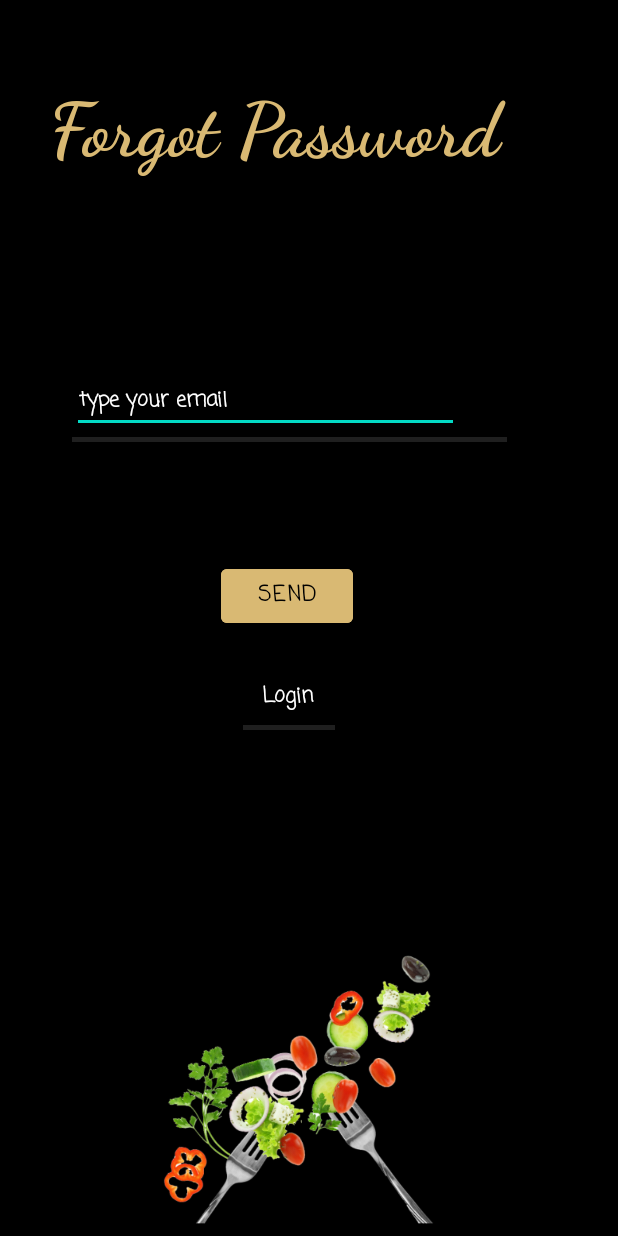
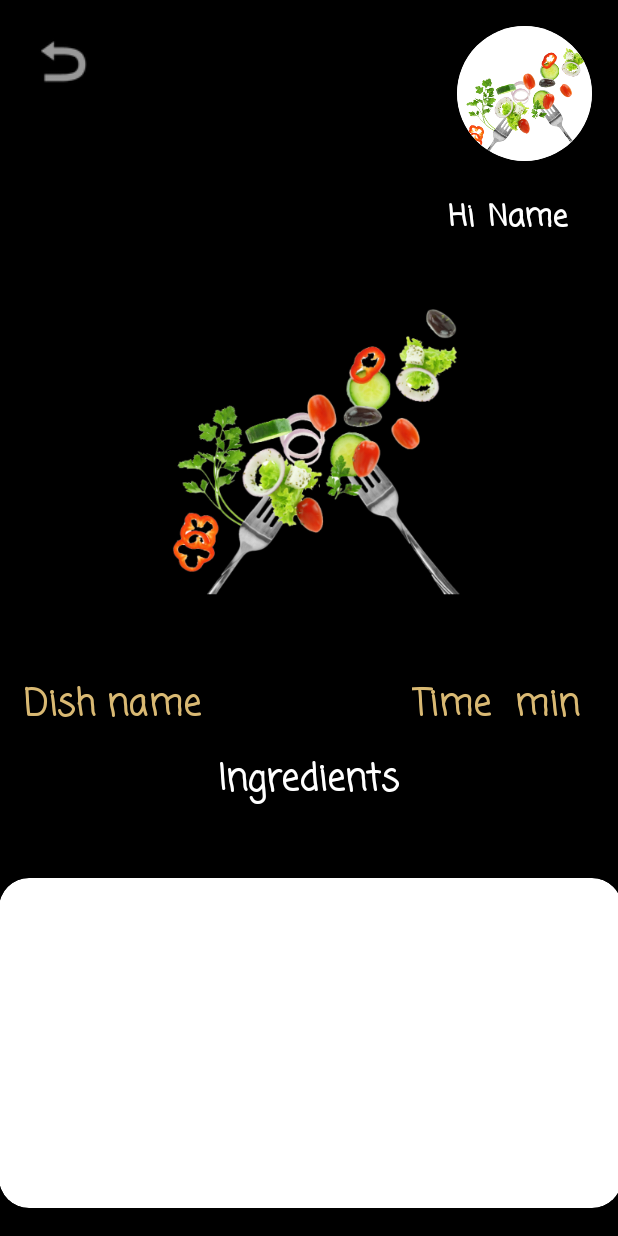
Before and after one commit to DavidPereiroAmez/JustPoteito, an Android app: the screen it shows after launch (MainActivity), on a phone screen of 412 x 824 dp. Run offline under Robolectric (Android 15) with nearby library versions, the phone set to English and light mode, and no system bars.

Commit message:
activity recetas a medias

```diff
--- a/app/src/main/java/com/example/justpoteito/MainActivity.java
+++ b/app/src/main/java/com/example/justpoteito/MainActivity.java
@@ -9,7 +9,7 @@ public class MainActivity extends AppCompatActivity {
     @Override
     protected void onCreate(Bundle savedInstanceState) {
         super.onCreate(savedInstanceState);
-        setContentView(R.layout.activity_forgot_password);
+        setContentView(R.layout.recipe);
         getSupportActionBar().hide();
     }
 }
--- /dev/null
+++ b/app/src/main/res/layout/recipe.xml
@@ -0,0 +1,185 @@
+<?xml version="1.0" encoding="utf-8"?>
+<ScrollView xmlns:android="http://schemas.android.com/apk/res/android"
+    xmlns:app="http://schemas.android.com/apk/res-auto"
+    xmlns:tools="http://schemas.android.com/tools"
+    android:layout_width="match_parent"
+    android:layout_height="match_parent"
+    android:fillViewport="true"
+    android:background="@color/black"
+    tools:ignore="SpeakableTextPresentCheck">
+    <LinearLayout
+        android:layout_width="match_parent"
+        android:layout_height="wrap_content"
+        android:orientation="vertical">
+
+        <androidx.constraintlayout.widget.ConstraintLayout
+            android:layout_width="match_parent"
+            android:layout_height="match_parent">
+
+            <ImageView
+                android:id="@+id/imageBack"
+                android:layout_width="51dp"
+                android:layout_height="45dp"
+                android:src="@android:drawable/ic_menu_revert"
+                app:layout_constraintBottom_toBottomOf="parent"
+                app:layout_constraintEnd_toEndOf="parent"
+                app:layout_constraintHorizontal_bias="0.044"
+                app:layout_constraintStart_toStartOf="parent"
+                app:layout_constraintTop_toTopOf="parent"
+                app:layout_constraintVertical_bias="0.023" />
+
+            <androidx.cardview.widget.CardView
+                android:layout_width="90dp"
+                android:layout_height="90dp"
+                app:cardCornerRadius="50dp"
+                app:layout_constraintBottom_toBottomOf="parent"
+                app:layout_constraintEnd_toEndOf="parent"
+                app:layout_constraintHorizontal_bias="0.947"
+                app:layout_constraintStart_toStartOf="parent"
+                app:layout_constraintTop_toTopOf="parent"
+                app:layout_constraintVertical_bias="0.024">
+
+                <ImageView
+                    android:id="@+id/userPhoto"
+                    android:layout_width="match_parent"
+                    android:layout_height="match_parent"
+                    android:background="@color/white"
+                    android:scaleType="centerCrop"
+                    android:src="@drawable/verduras" />
+            </androidx.cardview.widget.CardView>
+
+            <TextView
+                android:id="@+id/hi"
+                android:layout_width="27dp"
+                android:layout_height="32dp"
+                android:fontFamily="casual"
+                android:text="@string/hi"
+                android:textColor="#FFFFFF"
+                android:textSize="20sp"
+                android:textStyle="bold"
+                app:layout_constraintBottom_toBottomOf="parent"
+                app:layout_constraintEnd_toEndOf="parent"
+                app:layout_constraintHorizontal_bias="0.776"
+                app:layout_constraintStart_toStartOf="parent"
+                app:layout_constraintTop_toTopOf="parent"
+                app:layout_constraintVertical_bias="0.164" />
+
+            <TextView
+                android:id="@+id/username"
+                android:layout_width="78dp"
+                android:layout_height="32dp"
+                android:fontFamily="casual"
+                android:text="@string/name"
+                android:textColor="#FFFFFF"
+                android:textSize="20sp"
+                android:textStyle="bold"
+                app:layout_constraintBottom_toBottomOf="parent"
+                app:layout_constraintEnd_toEndOf="parent"
+                app:layout_constraintHorizontal_bias="0.975"
+                app:layout_constraintStart_toStartOf="parent"
+                app:layout_constraintTop_toTopOf="parent"
+                app:layout_constraintVertical_bias="0.164" />
+
+            <ImageView
+                android:id="@+id/image_vegetables"
+                android:layout_width="415dp"
+                android:layout_height="206dp"
+                android:src="@drawable/verduras"
+                app:layout_constraintBottom_toBottomOf="parent"
+                app:layout_constraintEnd_toEndOf="parent"
+                app:layout_constraintHorizontal_bias="0.25"
+                app:layout_constraintStart_toStartOf="parent"
+                app:layout_constraintTop_toTopOf="parent"
+                app:layout_constraintVertical_bias="0.308" />
+
+            <TextView
+                android:id="@+id/ingredients"
+                android:layout_width="252dp"
+                android:layout_height="44dp"
+                android:fontFamily="casual"
+                android:text="@string/ingredients"
+                android:textAlignment="center"
+                android:textColor="#FFFFFF"
+                android:textSize="24sp"
+                android:textStyle="bold"
+                app:layout_constraintBottom_toBottomOf="parent"
+                app:layout_constraintEnd_toEndOf="parent"
+                app:layout_constraintHorizontal_bias="0.496"
+                app:layout_constraintStart_toStartOf="parent"
+                app:layout_constraintTop_toTopOf="parent"
+                app:layout_constraintVertical_bias="0.643" />
+
+            <TextView
+                android:id="@+id/title_dish"
+                android:layout_width="252dp"
+                android:layout_height="44dp"
+                android:fontFamily="casual"
+                android:text="@string/title_dish"
+                android:textColor="#D9B973"
+                android:textSize="24sp"
+                android:textStyle="bold"
+                app:layout_constraintBottom_toBottomOf="parent"
+                app:layout_constraintEnd_toEndOf="parent"
+                app:layout_constraintHorizontal_bias="0.1"
+                app:layout_constraintStart_toStartOf="parent"
+                app:layout_constraintTop_toTopOf="parent"
+                app:layout_constraintVertical_bias="0.579" />
+
+            <TextView
+                android:id="@+id/dish_preparation_time"
+                android:layout_width="67dp"
+                android:layout_height="44dp"
+                android:fontFamily="casual"
+                android:text="@string/dish_preparation_time"
+                android:textColor="#D9B973"
+                android:textSize="24sp"
+                android:textStyle="bold"
+                app:layout_constraintBottom_toBottomOf="parent"
+                app:layout_constraintEnd_toEndOf="parent"
+                app:layout_constraintHorizontal_bias="0.796"
+                app:layout_constraintStart_toStartOf="parent"
+                app:layout_constraintTop_toTopOf="parent"
+                app:layout_constraintVertical_bias="0.579" />
+
+            <TextView
+                android:id="@+id/minutes"
+                android:layout_width="67dp"
+                android:layout_height="44dp"
+                android:fontFamily="casual"
+                android:text="@string/minutes"
+                android:textColor="#D9B973"
+                android:textSize="24sp"
+                android:textStyle="bold"
+                app:layout_constraintBottom_toBottomOf="parent"
+                app:layout_constraintEnd_toEndOf="parent"
+                app:layout_constraintHorizontal_bias="0.994"
+                app:layout_constraintStart_toStartOf="parent"
+                app:layout_constraintTop_toTopOf="parent"
+                app:layout_constraintVertical_bias="0.579" />
+
+            <androidx.cardview.widget.CardView
+                android:layout_width="415dp"
+                android:layout_height="220dp"
+                app:cardCornerRadius="20dp"
+                app:layout_constraintBottom_toBottomOf="parent"
+                app:layout_constraintEnd_toEndOf="parent"
+                app:layout_constraintHorizontal_bias="0.542"
+                app:layout_constraintStart_toStartOf="parent"
+                app:layout_constraintTop_toTopOf="parent"
+                app:layout_constraintVertical_bias="0.969">
+
+                <ListView
+                    android:id="@+id/load_ingredients"
+                    android:layout_width="match_parent"
+                    android:layout_height="match_parent" />
+            </androidx.cardview.widget.CardView>
+
+        </androidx.constraintlayout.widget.ConstraintLayout>
+
+        <ListView
+            android:layout_width="match_parent"
+            android:layout_height="4dp" />
+
+
+    </LinearLayout>
+</ScrollView>
--- a/app/src/main/res/values/colors.xml
+++ b/app/src/main/res/values/colors.xml
@@ -7,4 +7,5 @@
     <color name="teal_700">#FF018786</color>
     <color name="black">#FF000000</color>
     <color name="white">#FFFFFFFF</color>
+    <color name="cream">#FFD9B973</color>
 </resources>
--- a/app/src/main/res/values/strings.xml
+++ b/app/src/main/res/values/strings.xml
@@ -28,4 +28,8 @@
     <string name="title_explore_by_cook">Explore by cook</string>
     <string name="title_type_of_cuisine">Cuisine</string>
     <string name="dishes">dishes</string>
+    <string name="title_dish">Dish name</string>
+    <string name="dish_preparation_time">Time</string>
+    <string name="minutes">min</string>
+    <string name="ingredients">Ingredients</string>
 </resources>
```
Also changed, not shown: app/src/main/res/layout/dish.xml (added, +150 -0 lines), app/src/main/res/layout/ingredient_row_layout.xml (added, +53 -0 lines), app/src/main/res/layout/prueba.xml (added, +58 -0 lines).
